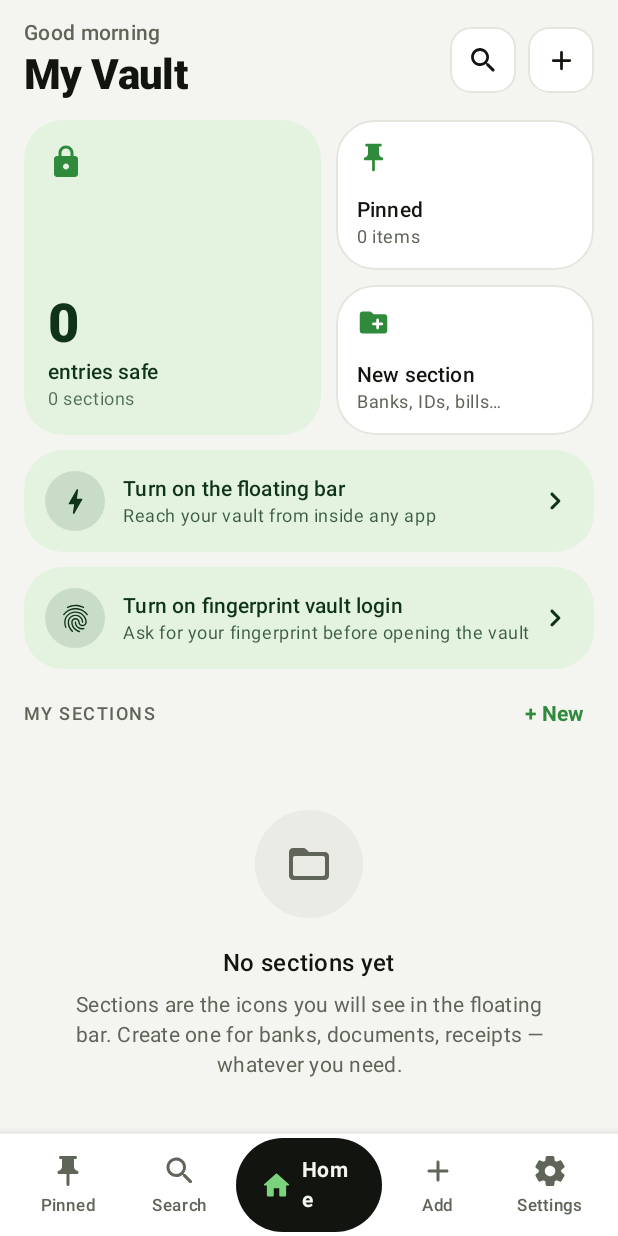
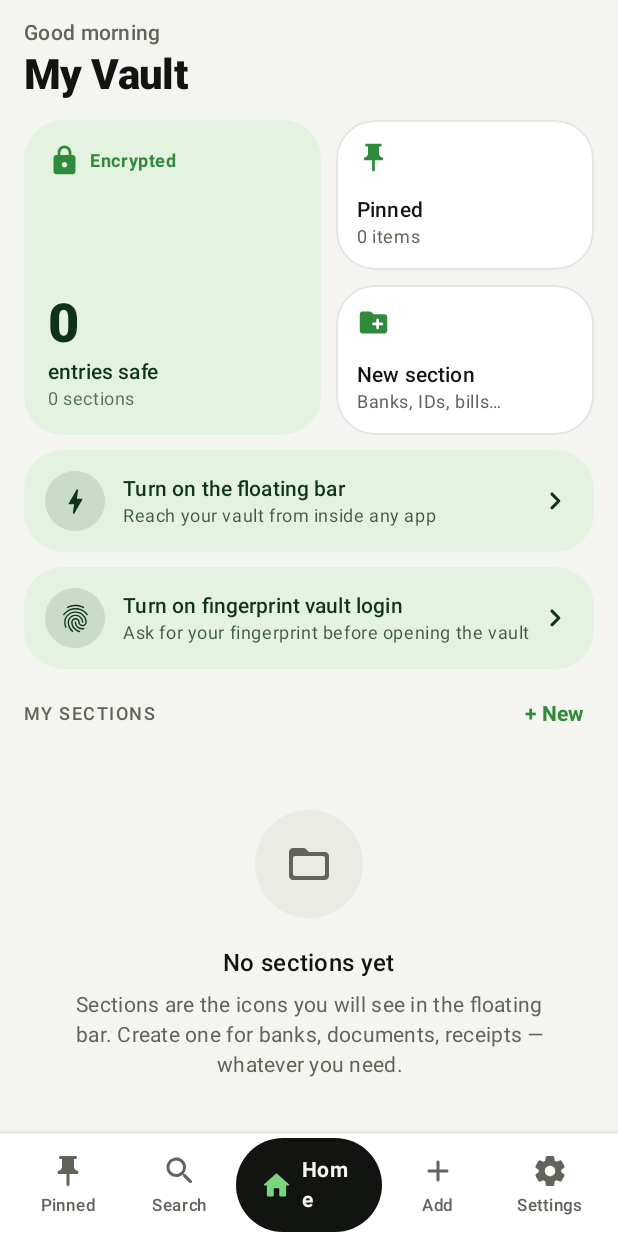
Before and after one commit to sajjadhaiderkazmi/EZZY, an Android app built with Jetpack Compose: the HomeScreen screen opened through its navigation route, on a phone screen of 412 x 824 dp. Run offline under Robolectric (Android 15) with nearby library versions, the phone set to English and light mode, and no system bars; our stand-ins replace Room's generated code; 6 statements that could not run were skipped.

Commit message:
Title prompt on New entry, Home polish from the emulator check
- New entry: title box says "Put Title Here"; Continue/Save stay tappable and,
  with no title, focus the title box, outline it red and show a small
  "Please add a title to continue" message (the hint line above is gone)
- Home: no duplicate Search/Add in the header, "See all" on Recently opened,
  solid strip behind the status bar, balanced vault total tile
- Entry detail: "No details yet" card for an entry with nothing in it

Co-Authored-By: Claude Opus 5.5 (1M context) <noreply@anthropic.com>
Claude-Session: https://claude.ai/code/session_01Djm3HxmEQScyk3B9bg2bvf

```diff
--- a/app/src/main/java/com/ezzy/vault/ui/screens/HomeScreen.kt
+++ b/app/src/main/java/com/ezzy/vault/ui/screens/HomeScreen.kt
@@ -55,6 +55,9 @@ import androidx.compose.runtime.remember
 import androidx.compose.runtime.setValue
 import androidx.compose.ui.Alignment
 import androidx.compose.ui.Modifier
+import androidx.compose.foundation.layout.windowInsetsTopHeight
+import androidx.compose.foundation.layout.statusBars
+import androidx.compose.foundation.layout.WindowInsets
 import com.ezzy.vault.ui.theme.EzzyGreen
 import com.ezzy.vault.ui.theme.EzzyGreenBright
 import com.ezzy.vault.ui.components.ItemRow
@@ -243,13 +246,13 @@ fun HomeScreen(
         },
         containerColor = MaterialTheme.colorScheme.background,
     ) { padding ->
+      Box(modifier = Modifier.fillMaxSize()) {
         LazyVerticalGrid(
             columns = GridCells.Fixed(2),
             state = gridState,
             modifier = Modifier
                 .fillMaxSize()
-                .padding(padding)
-                .statusBarsPadding(),
+                .padding(padding),
             contentPadding = PaddingValues(start = 16.dp, end = 16.dp, top = 8.dp, bottom = 20.dp),
             horizontalArrangement = Arrangement.spacedBy(10.dp),
             verticalArrangement = Arrangement.spacedBy(10.dp),
@@ -260,8 +263,6 @@ fun HomeScreen(
                         append(greeting)
                         if (settings.displayName.isNotBlank()) append(", ${settings.displayName}")
                     },
-                    onSearch = onOpenSearch,
-                    onAdd = onAddItem,
                 )
             }
 
@@ -364,7 +365,7 @@ fun HomeScreen(
                 item(span = { GridItemSpan(maxLineSpan) }) {
                     HomeLabel(
                         text = "Recently opened",
-                        action = "Search",
+                        action = "See all",
                         onAction = onOpenSearch,
                         modifier = Modifier.padding(top = 10.dp),
                     )
@@ -380,14 +381,25 @@ fun HomeScreen(
                 }
             }
         }
+        // A solid strip behind the clock, so tiles scrolling up pass under it instead of
+        // showing through the status bar.
+        Box(
+            modifier = Modifier
+                .fillMaxWidth()
+                .windowInsetsTopHeight(WindowInsets.statusBars)
+                .background(MaterialTheme.colorScheme.background),
+        )
+      }
     }
 }
 
-/** The top of Home: the greeting over "My Vault", with square Search and Add buttons. */
+/**
+ * The top of Home: the greeting over "My Vault". Search and Add live in the bottom bar, so
+ * they aren't repeated up here.
+ */
 @Composable
-private fun HomeHeader(greeting: String, onSearch: () -> Unit, onAdd: () -> Unit) {
-    Row(verticalAlignment = Alignment.CenterVertically, modifier = Modifier.padding(top = 4.dp, bottom = 2.dp)) {
-        Column(modifier = Modifier.weight(1f)) {
+private fun HomeHeader(greeting: String) {
+    Column(modifier = Modifier.padding(top = 4.dp, bottom = 2.dp)) {
         Text(
             text = greeting,
             style = MaterialTheme.typography.labelLarge,
@@ -401,26 +413,6 @@ private fun HomeHeader(greeting: String, onSearch: () -> Unit, onAdd: () -> Unit
             fontWeight = FontWeight.ExtraBold,
             color = MaterialTheme.colorScheme.onSurface,
         )
-        }
-        SquareIconButton(Icons.Rounded.Search, "Search", onSearch)
-        Spacer(Modifier.width(8.dp))
-        SquareIconButton(Icons.Rounded.Add, "Add entry", onAdd)
-    }
-}
-
-@Composable
-private fun SquareIconButton(icon: ImageVector, description: String, onClick: () -> Unit) {
-    Surface(
-        onClick = onClick,
-        shape = RoundedCornerShape(14.dp),
-        color = MaterialTheme.colorScheme.surfaceContainerLow,
-        contentColor = MaterialTheme.colorScheme.onSurface,
-        border = BorderStroke(1.dp, MaterialTheme.colorScheme.outlineVariant),
-        modifier = Modifier.size(44.dp),
-    ) {
-        Box(contentAlignment = Alignment.Center) {
-            Icon(icon, contentDescription = description, modifier = Modifier.size(22.dp))
-        }
     }
 }
 
@@ -481,13 +473,25 @@ private fun BentoTop(
                 .weight(1.15f)
                 .fillMaxHeight(),
         ) {
-            Column(modifier = Modifier.padding(16.dp)) {
+            Column(
+                modifier = Modifier.padding(16.dp),
+                verticalArrangement = Arrangement.SpaceBetween,
+            ) {
+                Row(verticalAlignment = Alignment.CenterVertically) {
                     Icon(
                         imageVector = Icons.Rounded.Lock,
                         contentDescription = null,
                         tint = MaterialTheme.colorScheme.primary,
-                    modifier = Modifier.size(24.dp),
+                        modifier = Modifier.size(22.dp),
                     )
+                    Spacer(Modifier.width(6.dp))
+                    Text(
+                        text = "Encrypted",
+                        style = MaterialTheme.typography.labelMedium,
+                        fontWeight = FontWeight.Bold,
+                        color = MaterialTheme.colorScheme.primary,
+                    )
+                }
                 Spacer(Modifier.weight(1f))
                 Text(
                     text = "$itemCount",
```
Also changed, not shown: app/src/main/java/com/ezzy/vault/ui/screens/EditorScreen.kt (+43 -22 lines), app/src/main/java/com/ezzy/vault/ui/screens/ItemDetailScreen.kt (+28 -0 lines). Lines whose indentation alone changed are shown as unchanged.
